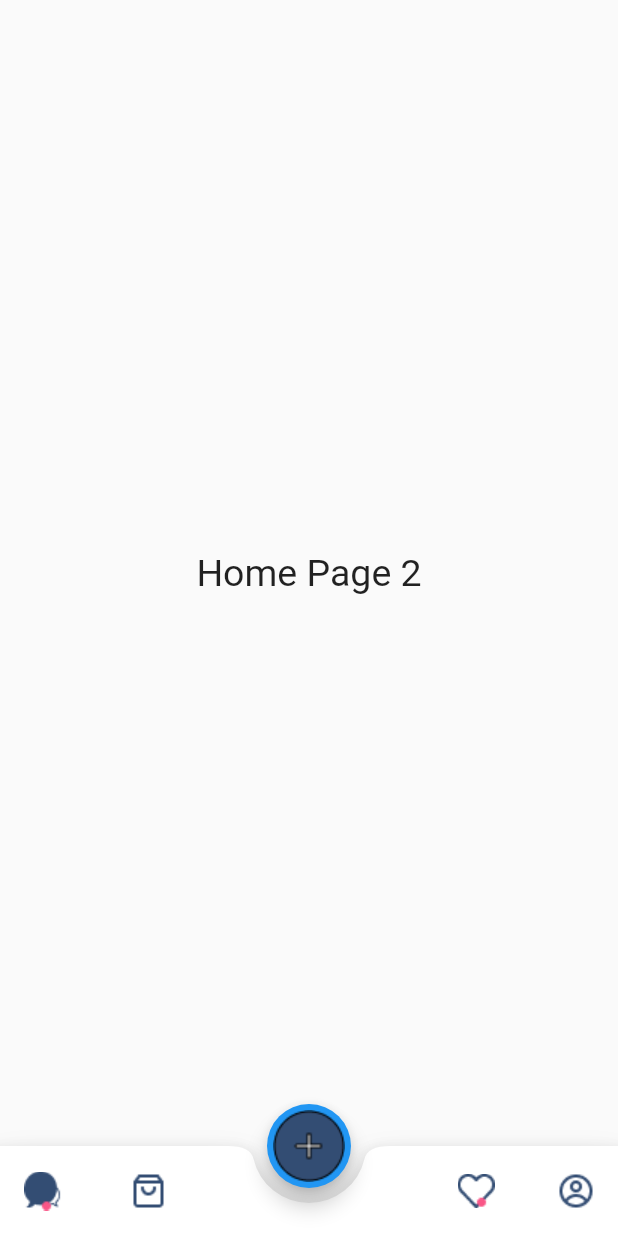
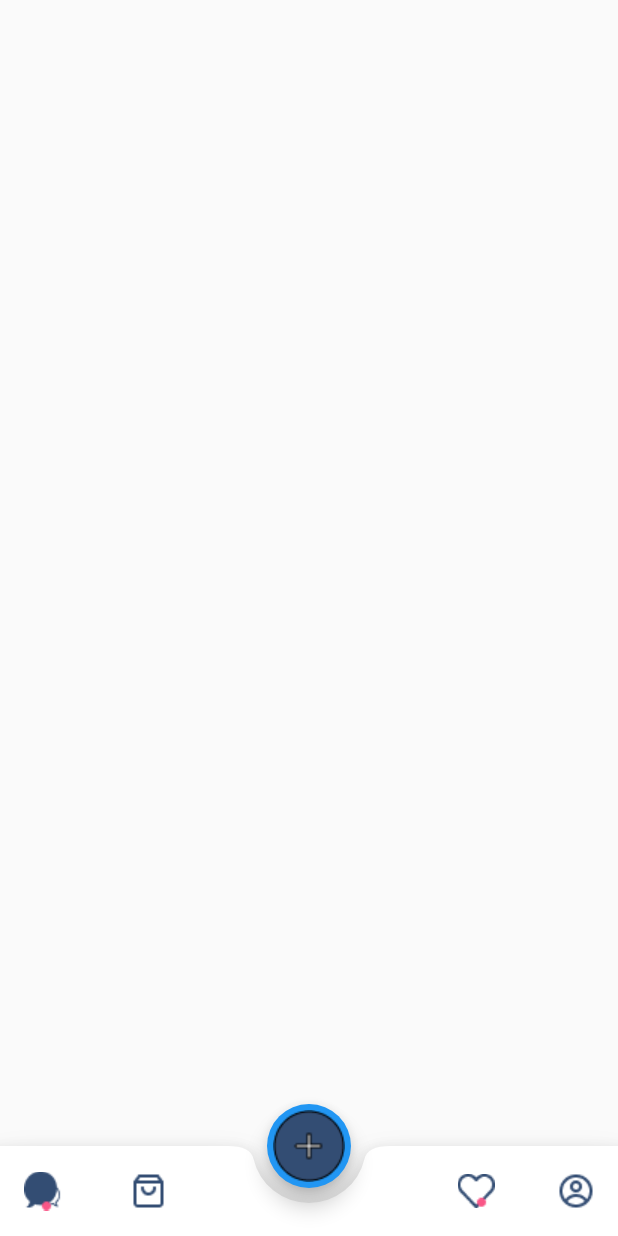
Before and after one commit to toubal77/randolina, a Flutter app: the screen it shows after launch, item 2 of the bottom bar chosen, on a phone screen of 412 x 824 dp. Run offline on Flutter 3.47's test engine with Material 2 defaults, Android fonts, the phone set to English and light mode, and no system bars.

Commit message:
screate user profile

```diff
--- a/lib/home_widget.dart
+++ b/lib/home_widget.dart
@@ -1,6 +1,7 @@
 import 'package:flutter/material.dart';
 import 'package:randolina/screens/actualite.dart';
 import 'package:randolina/screens/homePage.dart';
+import 'package:randolina/screens/user_profile.dart';
 
 class HomeWidget extends StatefulWidget {
   @override
@@ -12,7 +13,7 @@ class _HomeWidgetState extends State<HomeWidget> {
   int currentTab = 0;
   List<Widget> widgetsOptions = [
     Actualits(),
-    HomePage('2'),
+    UserProfile(),
     HomePage('3'),
     HomePage('4'),
     HomePage('5'),
@@ -70,7 +71,7 @@ class _HomeWidgetState extends State<HomeWidget> {
                     minWidth: 40,
                     onPressed: () {
                       setState(() {
-                        currentScreen = HomePage('2');
+                        currentScreen = UserProfile();
                         currentTab = 1;
                       });
                     },
--- /dev/null
+++ b/lib/screens/user_profile.dart
@@ -0,0 +1,10 @@
+import 'package:flutter/material.dart';
+
+class UserProfile extends StatelessWidget {
+  @override
+  Widget build(BuildContext context) {
+    return SafeArea(
+      child: Container(),
+    );
+  }
+}
```
